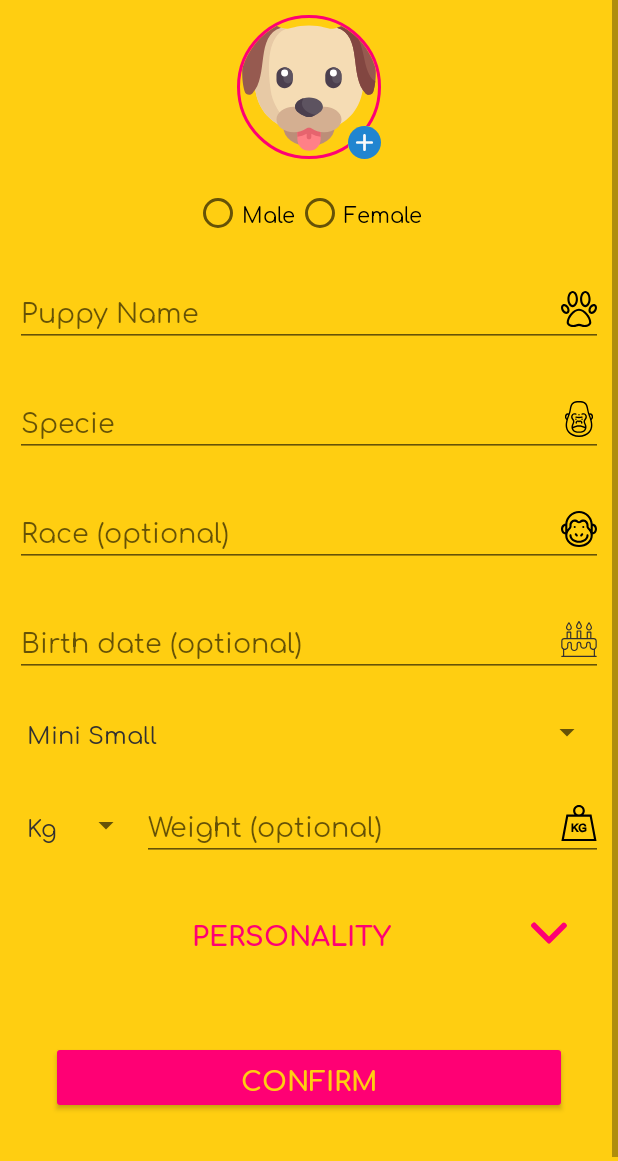
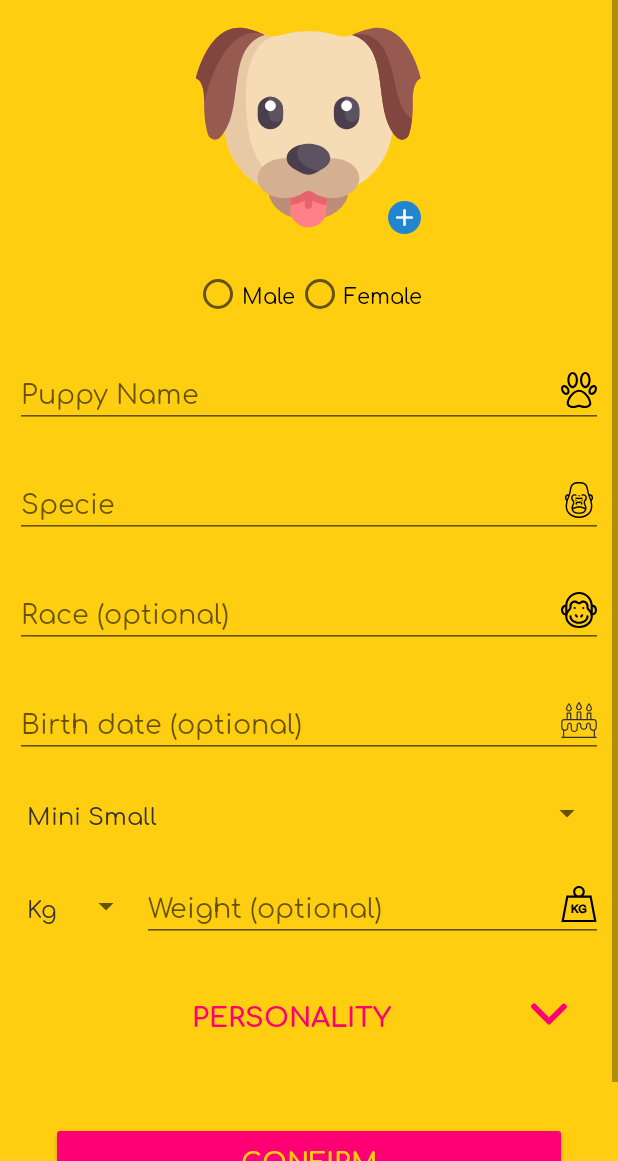
Before and after one commit to carlocorradini/happypuppy, an Android app: the RegisterPuppy screen opened directly, with no data from a screen before it, on a phone screen of 412 x 824 dp, the part 75-1236 px from its top. Run offline under Robolectric (Android 15) with nearby library versions, the phone set to English and light mode, and no system bars; our stand-ins replace CircleImageView.

Commit message:
General fix and work in progress

```diff
--- a/app/src/main/java/com/unitn/disi/lpsmt/happypuppy/RegisterPuppy.java
+++ b/app/src/main/java/com/unitn/disi/lpsmt/happypuppy/RegisterPuppy.java
@@ -18,6 +18,7 @@ import android.widget.Button;
 import android.widget.DatePicker;
 import android.widget.EditText;
 import android.widget.ImageButton;
+import android.widget.ImageView;
 import android.widget.RadioButton;
 import android.widget.Spinner;
 import android.widget.TextView;
@@ -49,7 +50,7 @@ public class RegisterPuppy extends AppCompatActivity implements DatePickerDialog
     private Spinner sizePuppy;
     private Spinner unitWeightPuppy;
     private EditText weightPuppy;
-    private CircleImageView avatarPuppy;
+    private ImageView avatarPuppy;
 
     private TextView date;
     private Button personality;
--- a/app/src/main/java/com/unitn/disi/lpsmt/happypuppy/ActivateProfile.java
+++ b/app/src/main/java/com/unitn/disi/lpsmt/happypuppy/auth/ActivateProfile.java
@@ -1,4 +1,5 @@
-package com.unitn.disi.lpsmt.happypuppy;
+package com.unitn.disi.lpsmt.happypuppy.auth;
+
 import android.content.Intent;
 import android.os.Bundle;
 import android.view.View;
@@ -7,6 +8,9 @@ import android.widget.EditText;
 import android.widget.TextView;
 
 import androidx.appcompat.app.AppCompatActivity;
+
+import com.unitn.disi.lpsmt.happypuppy.HomePage;
+import com.unitn.disi.lpsmt.happypuppy.R;
 
 public class ActivateProfile extends AppCompatActivity {
     private Button sendCodes;
--- a/app/src/main/java/com/unitn/disi/lpsmt/happypuppy/SignUp.java
+++ b/app/src/main/java/com/unitn/disi/lpsmt/happypuppy/auth/SignUp.java
@@ -1,9 +1,8 @@
-package com.unitn.disi.lpsmt.happypuppy;
+package com.unitn.disi.lpsmt.happypuppy.auth;
 
 import android.app.DatePickerDialog;
 import android.os.Bundle;
 import android.content.Intent;
-import android.os.Bundle;
 import android.text.InputType;
 import android.view.View;
 import android.widget.Button;
@@ -13,6 +12,9 @@ import android.widget.TextView;
 
 import androidx.appcompat.app.AppCompatActivity;
 import androidx.fragment.app.DialogFragment;
+
+import com.unitn.disi.lpsmt.happypuppy.DatePickerFragment;
+import com.unitn.disi.lpsmt.happypuppy.R;
 
 import net.rimoto.intlphoneinput.IntlPhoneInput;
 
--- a/app/src/main/res/layout/fragment_register_puppy.xml
+++ b/app/src/main/res/layout/fragment_register_puppy.xml
@@ -67,20 +67,18 @@
                 android:layout_height="wrap_content"
                 android:layout_gravity="center">
 
-                <de.hdodenhof.circleimageview.CircleImageView
+                <ImageView
                     android:id="@+id/register_puppy_profile_image"
-                    android:layout_width="96dp"
-                    android:layout_height="96dp"
+                    android:layout_width="150dp"
+                    android:layout_height="150dp"
                     android:layout_gravity="center"
-                    android:src="@drawable/ic_dog_avatar"
-                    app:civ_border_color="@color/colorSecondary"
-                    app:civ_border_width="2dp" />
+                    android:src="@drawable/ic_dog_avatar" />
 
                 <Button
                     android:id="@+id/register_puppy_button_image"
                     style="?android:attr/borderlessButtonStyle"
-                    android:layout_width="22dp"
-                    android:layout_height="22dp"
+                    android:layout_width="30dp"
+                    android:layout_height="30dp"
                     android:layout_alignParentBottom="true"
                     android:layout_alignEnd="@+id/register_puppy_profile_image"
                     android:background="@color/colorPrimary"
--- a/app/src/main/res/values/strings.xml
+++ b/app/src/main/res/values/strings.xml
@@ -58,6 +58,11 @@
     <string name="wrong_email">Invalid email address.</string>
     <!-- -->
 
+    <!-- Server LOG -->
+    <string name="internal_server_error">Internal server error.</string>
+    <string name="no_internet">No internet.</string>
+    <!-- -->
+
     <!-- Strings "insert" -->
     <string name="insert_email">Insert e-mail address</string>
     <!-- -->
```
Also changed, not shown: app/src/main/AndroidManifest.xml (+4 -4 lines), app/src/main/java/com/unitn/disi/lpsmt/happypuppy/MainActivity.java (+71 -12 lines), app/src/main/java/com/unitn/disi/lpsmt/happypuppy/SignIn.java (deleted, +0 -78 lines), app/src/main/java/com/unitn/disi/lpsmt/happypuppy/auth/ForgotPassword.java (renamed from app/src/main/java/com/unitn/disi/lpsmt/happypuppy/ForgotPassword.java, +5 -2 lines), app/src/main/java/com/unitn/disi/lpsmt/happypuppy/auth/SignIn.java (added, +100 -0 lines), app/src/main/res/layout/fragment_sign_in.xml (+4 -5 lines), 1 other file.
